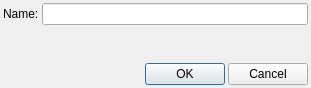
Old version of the form Tools/Editor/assetmanager/actions/rename/assetmanagerrenamedialog.ui in the repository marcellfischbach/CobaltSKY.
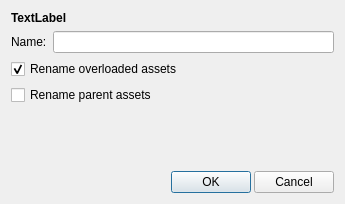
New version of the form.

```diff
--- a/Tools/Editor/assetmanager/actions/rename/assetmanagerrenamedialog.ui
+++ b/Tools/Editor/assetmanager/actions/rename/assetmanagerrenamedialog.ui
@@ -9,8 +9,8 @@
    <rect>
     <x>0</x>
     <y>0</y>
-    <width>311</width>
-    <height>88</height>
+    <width>345</width>
+    <height>204</height>
    </rect>
   </property>
   <property name="windowTitle">
@@ -20,32 +20,33 @@
    <bool>true</bool>
   </property>
   <layout class="QGridLayout" name="gridLayout">
-   <property name="leftMargin">
-    <number>3</number>
-   </property>
-   <property name="topMargin">
-    <number>3</number>
-   </property>
-   <property name="rightMargin">
-    <number>3</number>
-   </property>
-   <property name="bottomMargin">
-    <number>3</number>
-   </property>
-   <property name="spacing">
-    <number>3</number>
-   </property>
-   <item row="0" column="0">
+   <item row="1" column="0">
     <widget class="QLabel" name="label">
+     <property name="sizePolicy">
+      <sizepolicy hsizetype="Maximum" vsizetype="Preferred">
+       <horstretch>0</horstretch>
+       <verstretch>0</verstretch>
+      </sizepolicy>
+     </property>
      <property name="text">
       <string>Name:</string>
      </property>
     </widget>
    </item>
-   <item row="0" column="1">
+   <item row="1" column="1" colspan="2">
     <widget class="QLineEdit" name="leName"/>
    </item>
-   <item row="1" column="1">
+   <item row="2" column="0" colspan="3">
+    <widget class="QCheckBox" name="cbRenameOverloaded">
+     <property name="text">
+      <string>Rename overloaded assets</string>
+     </property>
+     <property name="checked">
+      <bool>true</bool>
+     </property>
+    </widget>
+   </item>
+   <item row="4" column="2">
     <spacer name="verticalSpacer">
      <property name="orientation">
       <enum>Qt::Vertical</enum>
@@ -58,7 +59,7 @@
      </property>
     </spacer>
    </item>
-   <item row="2" column="0" colspan="2">
+   <item row="5" column="0" colspan="3">
     <layout class="QHBoxLayout" name="horizontalLayout">
      <property name="spacing">
       <number>3</number>
@@ -92,6 +93,26 @@
      </item>
     </layout>
    </item>
+   <item row="3" column="0" colspan="3">
+    <widget class="QCheckBox" name="cbRenameSuper">
+     <property name="text">
+      <string>Rename parent assets</string>
+     </property>
+    </widget>
+   </item>
+   <item row="0" column="0" colspan="3">
+    <widget class="QLabel" name="message">
+     <property name="font">
+      <font>
+       <weight>75</weight>
+       <bold>true</bold>
+      </font>
+     </property>
+     <property name="text">
+      <string>TextLabel</string>
+     </property>
+    </widget>
+   </item>
   </layout>
  </widget>
  <resources/>
```
